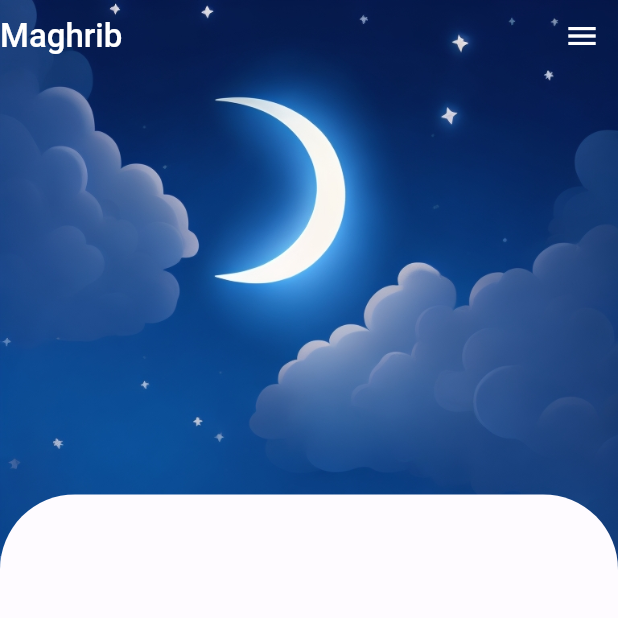
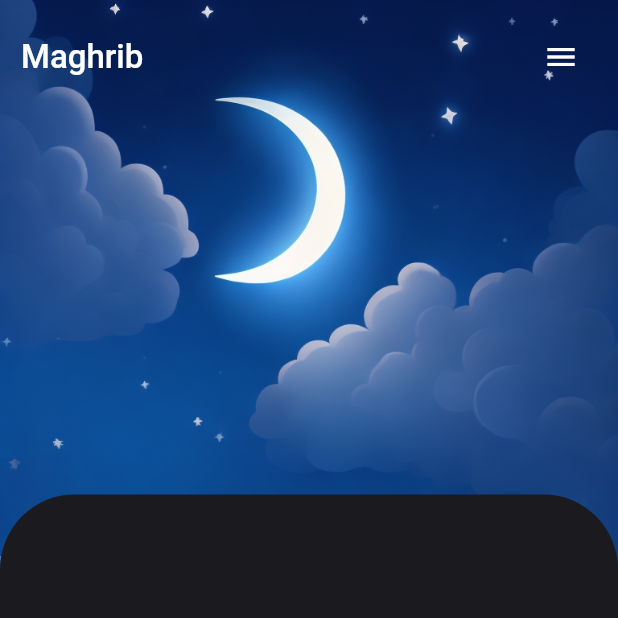
Before and after one commit to Awaddd/Salah_flutter, a Flutter app: the screen it shows after launch, on a phone screen of 412 x 824 dp, the top half of it. Run offline on Flutter 3.47's test engine with Material 2 defaults, Android fonts, the light colour scheme and no system bars; drawn by our look-alikes of flutter_animate; our stand-ins replace flutter_riverpod.

Commit message:
Ui tweaks

```diff
--- a/lib/features/home/home.dart
+++ b/lib/features/home/home.dart
@@ -46,7 +46,9 @@ class _HomeState extends ConsumerState<Home> {
           child: Stack(
             children: [
               if (cycle == Cycle.day) const DayImage() else const NightImage(),
-              Row(
+              Padding(
+                padding: const EdgeInsets.all(md),
+                child: Row(
                   mainAxisAlignment: MainAxisAlignment.spaceBetween,
                   children: [
                     Text(
@@ -67,6 +69,7 @@ class _HomeState extends ConsumerState<Home> {
                       color: Colors.white,
                     )
                   ],
+                ),
               )
             ],
           ),
--- a/lib/main.dart
+++ b/lib/main.dart
@@ -18,6 +18,7 @@ class MainApp extends StatelessWidget {
       debugShowCheckedModeBanner: false,
       theme: ThemeData(useMaterial3: true, colorScheme: lightColorScheme),
       darkTheme: ThemeData(useMaterial3: true, colorScheme: darkColorScheme),
+      themeMode: ThemeMode.dark,
       home: const AppTemplate(child: Home()),
     );
   }
```
Lines whose indentation alone changed are shown as unchanged.
